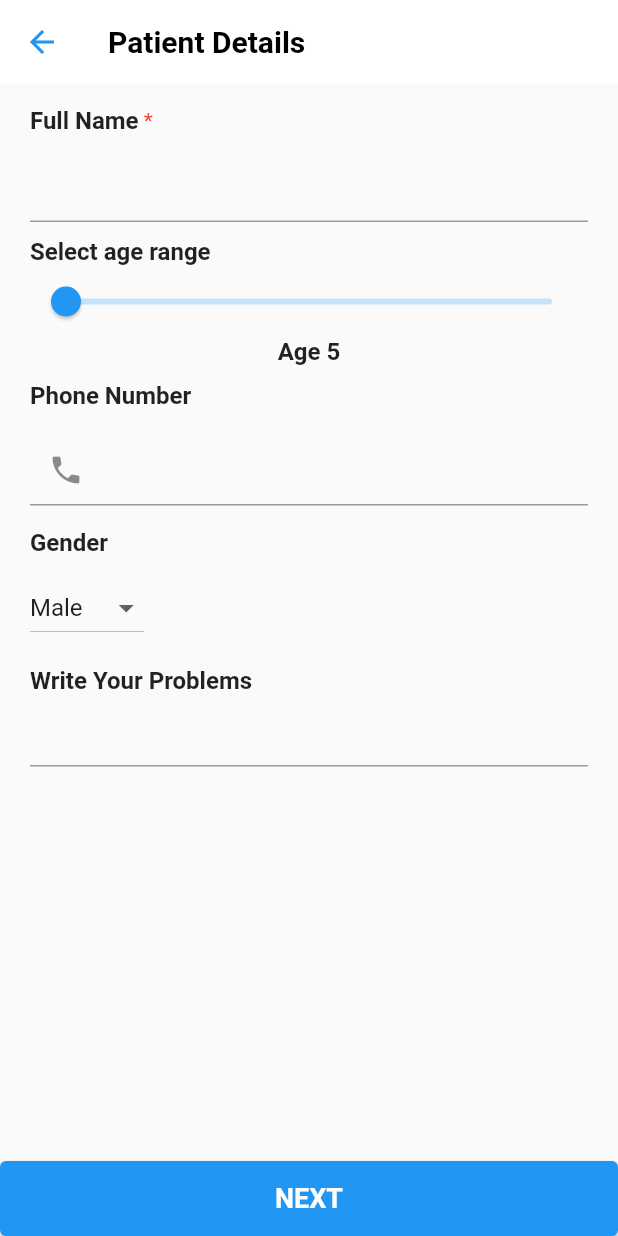
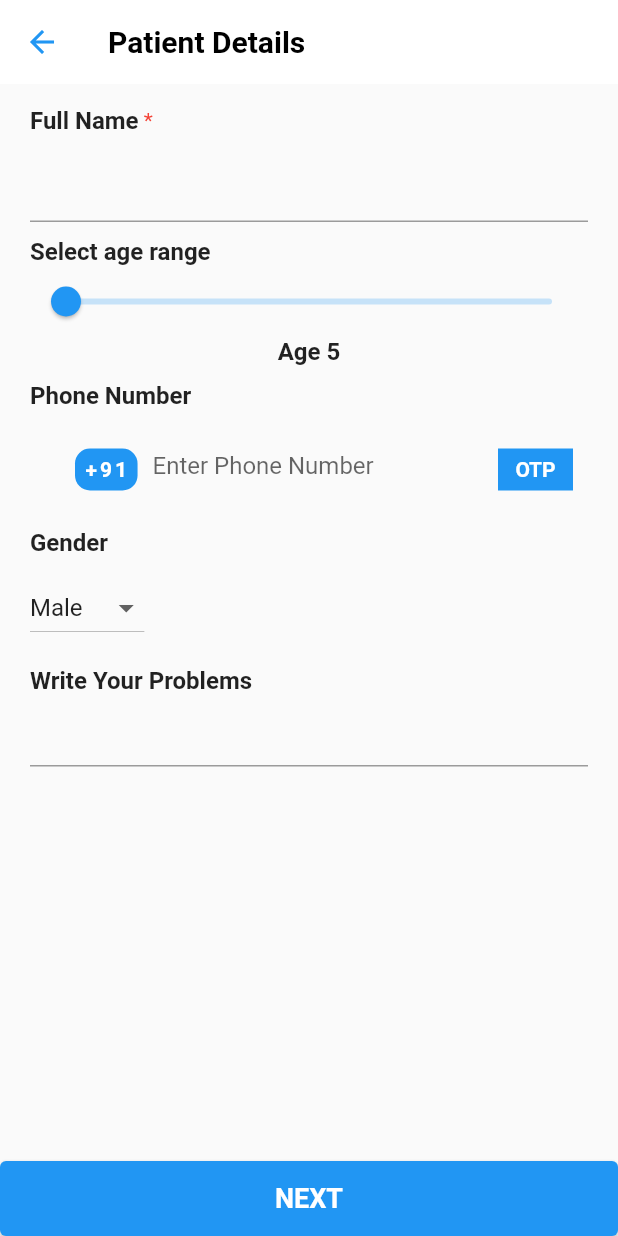
Before and after one commit to fluttereasy/hospital_app, a Flutter app: the PatientDetails screen opened directly, on a phone screen of 412 x 824 dp. Run offline on Flutter 3.47's test engine with Material 2 defaults, Android fonts, the phone set to English and light mode, and no system bars; our stand-ins replace date_picker_timeline, readmore; missing offline and left inert: fl_country_code_picker.

Commit message:
first commit

```diff
--- a/lib/Screens/appointment_schedule.dart
+++ b/lib/Screens/appointment_schedule.dart
@@ -256,7 +256,7 @@ class _ScheduleAppointmentState extends State<ScheduleAppointment> {
                                 fontWeight: FontWeight.bold,
                                 color: Colors.blue,
                               ),
-                              style: TextStyle(
+                              style: const TextStyle(
                                   fontSize: 16, fontWeight: FontWeight.bold),
                             ),
                           ),
--- a/lib/Screens/patient_details.dart
+++ b/lib/Screens/patient_details.dart
@@ -1,23 +1,44 @@
+import 'package:fl_country_code_picker/fl_country_code_picker.dart';
 import 'package:flutter/material.dart';
 
 class PatientDetails extends StatefulWidget {
   const PatientDetails({Key? key}) : super(key: key);
-
   @override
   State<PatientDetails> createState() => _PatientDetailsState();
 }
-
 class _PatientDetailsState extends State<PatientDetails> {
+  TextEditingController phoneNumberController = TextEditingController();
+  final countryPicker = const FlCountryCodePicker();
+  FlCountryCodePicker? countryCodePicker;
+  CountryCode? countryCode;
   int age = 5;
   String _value = 'Male';
-  List genderList = ['Male', 'Female', 'Others'];
+
+  @override
+  void initState() {
+    final favouriteCountries = ['IN', 'US', 'CA'];
+    countryCodePicker = FlCountryCodePicker(
+        favorites: favouriteCountries,
+        favoritesIcon: const Icon(
+          Icons.star,
+          color: Colors.amber,
+        ));
+    super.initState();
+  }
+
   @override
   Widget build(BuildContext context) {
     return Scaffold(
-      bottomNavigationBar: ElevatedButton(onPressed: (){}, child: Container(
-        height: 50,
-        child: const Center(child: Text('NEXT',style: TextStyle(fontWeight: FontWeight.bold,fontSize: 18),)),
-      )),
+      bottomNavigationBar: ElevatedButton(
+          onPressed: () {},
+          child: Container(
+            height: 50,
+            child: const Center(
+                child: Text(
+              'NEXT',
+              style: TextStyle(fontWeight: FontWeight.bold, fontSize: 18),
+            )),
+          )),
       appBar: AppBar(
         backgroundColor: Colors.white,
         elevation: 0,
@@ -90,8 +111,88 @@ class _PatientDetailsState extends State<PatientDetails> {
                     height: 16,
                   ),
                   TextFormField(
+                      controller: phoneNumberController,
+                      textInputAction: TextInputAction.done,
+                      keyboardType: TextInputType.phone,
                       decoration: InputDecoration(
-                          prefixIcon: const Icon(Icons.phone),
+                          border: InputBorder.none,
+                          hintText: 'Enter Phone Number',
+                          suffixIcon: GestureDetector(
+                            onTap: () {
+                              if (countryCode == null) {
+                                ScaffoldMessenger.of(context).showSnackBar(
+                                    SnackBar(
+                                        content: Text(
+                                            'Please Choose Country Dial Code')));
+                              }
+                              if (countryCode != null) {
+                                print(
+                                    "${countryCode!.dialCode}${phoneNumberController.text}");
+                              }
+                            },
+                            child: Container(
+                              margin: const EdgeInsets.symmetric(
+                                  vertical: 10, horizontal: 10),
+                              height: 5,
+                              width: 50,
+                              color: Colors.blue,
+                              child: const Center(
+                                  child: Text(
+                                'OTP',
+                                style: TextStyle(
+                                    fontWeight: FontWeight.bold,
+                                    color: Colors.white),
+                              )),
+                            ),
+                          ),
+                          prefixIcon: GestureDetector(
+                            onTap: () async {
+                              final code = await countryPicker.showPicker(
+                                  context: context);
+                              setState(() {
+                                countryCode = code;
+                              });
+                            },
+                            child: Row(
+                              mainAxisSize: MainAxisSize.min,
+                              children: [
+                                const SizedBox(
+                                  width: 10,
+                                ),
+                                Container(
+                                  child: countryCode != null
+                                      ? countryCode!.flagImage
+                                      : null,
+                                ),
+                                const SizedBox(width: 10),
+                                Container(
+                                  padding: const EdgeInsets.symmetric(
+                                      horizontal: 5, vertical: 5),
+                                  margin:
+                                      const EdgeInsets.symmetric(horizontal: 5),
+                                  child: Row(
+                                    children: [
+                                      Container(
+                                        padding: const EdgeInsets.symmetric(
+                                            vertical: 6, horizontal: 6),
+                                        decoration: BoxDecoration(
+                                            color: Colors.blue,
+                                            borderRadius:
+                                                BorderRadius.circular(10.0)),
+                                        child: Text(
+                                          countryCode?.dialCode ?? '+91',
+                                          style: const TextStyle(
+                                              color: Colors.white,
+                                              fontWeight: FontWeight.bold,
+                                              letterSpacing: 2),
+                                        ),
+                                      )
+                                    ],
+                                  ),
+                                ),
+                              ],
+                            ),
+                          ),
                           focusedBorder: OutlineInputBorder(
                             borderRadius: BorderRadius.circular(25.0),
                             borderSide: const BorderSide(
@@ -103,14 +204,14 @@ class _PatientDetailsState extends State<PatientDetails> {
                     'Gender',
                     style: TextStyle(fontWeight: FontWeight.bold, fontSize: 16),
                   ),
-                  const SizedBox(height: 10,),
+                  const SizedBox(
+                    height: 10,
+                  ),
                   DropdownButton(
                     value: _value,
-                    items: const [ //add items in the dropdown
-                      DropdownMenuItem(
-                          value: "Male",
-                          child: Text("Male")
-                      ),
+                    items: const [
+                      //add items in the dropdown
+                      DropdownMenuItem(value: "Male", child: Text("Male")),
 
                       DropdownMenuItem(
                         value: "Female",
@@ -122,16 +223,19 @@ class _PatientDetailsState extends State<PatientDetails> {
                         child: Text("Others"),
                       )
                     ],
-                    onChanged: (value){ //get value when changed
+                    onChanged: (value) {
+                      //get value when changed
                       setState(() {
-                        _value =_value;
+                        _value = _value;
                       });
                     },
                   ),
                   const SizedBox(height: 15),
-                  const Text('Write Your Problems',style: TextStyle(fontSize: 16,fontWeight: FontWeight.bold),),
-                  TextFormField(
-                  )
+                  const Text(
+                    'Write Your Problems',
+                    style: TextStyle(fontSize: 16, fontWeight: FontWeight.bold),
+                  ),
+                  TextFormField()
                 ],
               )
             ],
--- a/pubspec.yaml
+++ b/pubspec.yaml
@@ -38,6 +38,7 @@ dependencies:
   cupertino_icons: ^1.0.2
   date_picker_timeline: ^1.2.3
   readmore: ^2.1.0
+  fl_country_code_picker: ^0.0.4
 
 
 dev_dependencies:
```
Also changed, not shown: lib/Screens/country_code.dart (added), lib/Screens/dropDownbutton.dart (deleted), pubspec.lock.
